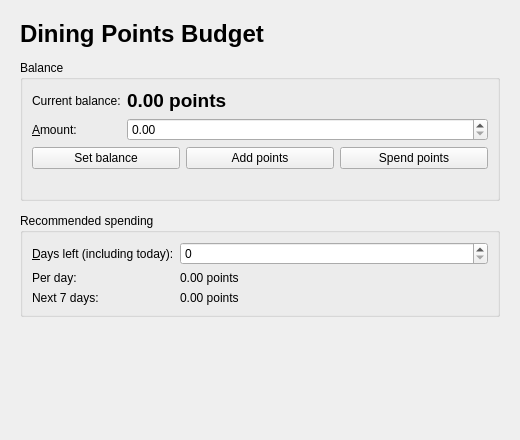
Qt form UI/mainui.ui (bensonlacoder/Budget-Management) before a commit.
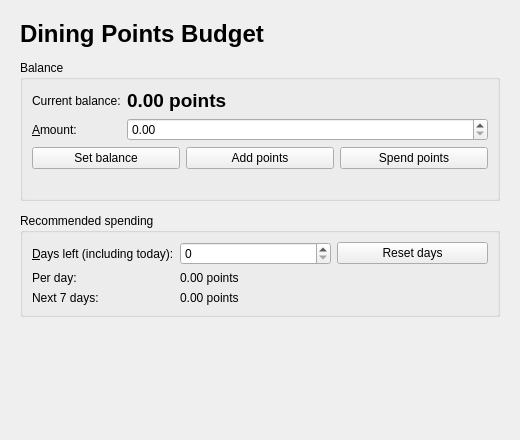
The same form after that commit.

Commit message: Fixed remaining days bug

```diff
--- a/UI/mainui.ui
+++ b/UI/mainui.ui
@@ -76,6 +76,8 @@
           </widget>
          </item>
          <item row="0" column="1">
+          <layout class="QHBoxLayout" name="remainingDaysLayout">
+           <item>
           <widget class="QSpinBox" name="remainingDaysSpinBox">
            <property name="toolTip"><string>Enter 0 to 90 days, including today. Use 0 when the budgeting period has ended.</string></property>
            <property name="keyboardTracking"><bool>false</bool></property>
@@ -83,6 +85,14 @@
            <property name="maximum"><number>2147483647</number></property>
           </widget>
          </item>
+           <item>
+            <widget class="QPushButton" name="resetDaysButton">
+             <property name="toolTip"><string>Set days left back to the starting count for the quarter.</string></property>
+             <property name="text"><string>Reset days</string></property>
+            </widget>
+           </item>
+          </layout>
+         </item>
          <item row="1" column="0"><widget class="QLabel" name="dailyBudgetLabel"><property name="text"><string>Per day:</string></property></widget></item>
          <item row="1" column="1"><widget class="QLabel" name="dailyBudgetValueLabel"><property name="text"><string>0.00 points</string></property></widget></item>
          <item row="2" column="0"><widget class="QLabel" name="weeklyBudgetLabel"><property name="text"><string>Next 7 days:</string></property></widget></item>
```
Left out of the diff: 3 changed lines with no effect on the pictures. Lines whose indentation alone changed are shown as unchanged. The commit also changes 9 other files.
